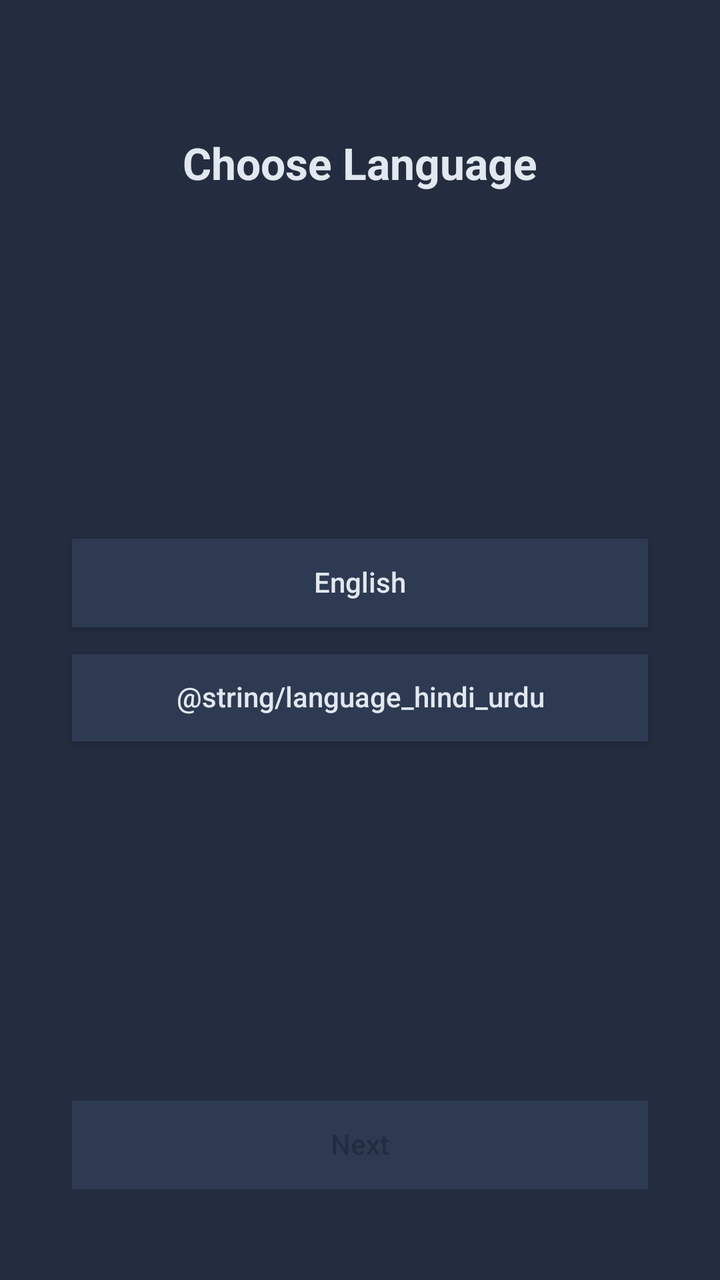
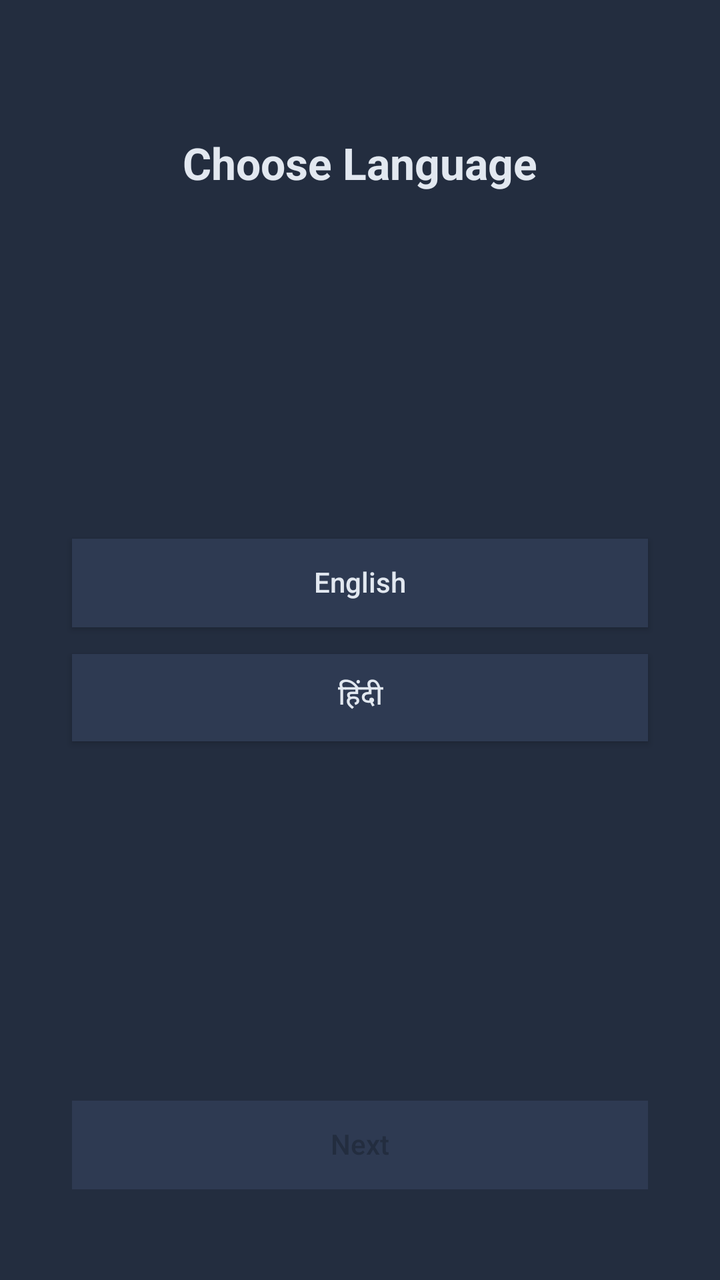

Before-and-after screenshots of an Android layout around one commit, followed by the original layout XML and the change that was made.
<!-- AndroidManifest.xml: activity theme Theme.NihalHome -->
<!-- res/layout/activity_language_selection.xml -->
<?xml version="1.0" encoding="utf-8"?>
<androidx.constraintlayout.widget.ConstraintLayout
    xmlns:android="http://schemas.android.com/apk/res/android"
    xmlns:app="http://schemas.android.com/apk/res-auto"
    android:layout_width="match_parent"
    android:layout_height="match_parent"
    android:background="@color/onboarding_background">

    <androidx.constraintlayout.widget.Guideline
        android:id="@+id/guideTitleTop"
        android:layout_width="wrap_content"
        android:layout_height="wrap_content"
        android:orientation="horizontal"
        app:layout_constraintGuide_percent="0.109" />

    <androidx.constraintlayout.widget.Guideline
        android:id="@+id/guideTitleBottom"
        android:layout_width="wrap_content"
        android:layout_height="wrap_content"
        android:orientation="horizontal"
        app:layout_constraintGuide_percent="0.149" />

    <androidx.constraintlayout.widget.Guideline
        android:id="@+id/guideEnglishTop"
        android:layout_width="wrap_content"
        android:layout_height="wrap_content"
        android:orientation="horizontal"
        app:layout_constraintGuide_percent="0.421" />

    <androidx.constraintlayout.widget.Guideline
        android:id="@+id/guideEnglishBottom"
        android:layout_width="wrap_content"
        android:layout_height="wrap_content"
        android:orientation="horizontal"
        app:layout_constraintGuide_percent="0.490" />

    <androidx.constraintlayout.widget.Guideline
        android:id="@+id/guideHindiTop"
        android:layout_width="wrap_content"
        android:layout_height="wrap_content"
        android:orientation="horizontal"
        app:layout_constraintGuide_percent="0.511" />

    <androidx.constraintlayout.widget.Guideline
        android:id="@+id/guideHindiBottom"
        android:layout_width="wrap_content"
        android:layout_height="wrap_content"
        android:orientation="horizontal"
        app:layout_constraintGuide_percent="0.579" />

    <androidx.constraintlayout.widget.Guideline
        android:id="@+id/guideNextTop"
        android:layout_width="wrap_content"
        android:layout_height="wrap_content"
        android:orientation="horizontal"
        app:layout_constraintGuide_percent="0.860" />

    <androidx.constraintlayout.widget.Guideline
        android:id="@+id/guideNextBottom"
        android:layout_width="wrap_content"
        android:layout_height="wrap_content"
        android:orientation="horizontal"
        app:layout_constraintGuide_percent="0.929" />

    <androidx.constraintlayout.widget.Guideline
        android:id="@+id/guideLeft"
        android:layout_width="wrap_content"
        android:layout_height="wrap_content"
        android:orientation="vertical"
        app:layout_constraintGuide_percent="0.10" />

    <androidx.constraintlayout.widget.Guideline
        android:id="@+id/guideRight"
        android:layout_width="wrap_content"
        android:layout_height="wrap_content"
        android:orientation="vertical"
        app:layout_constraintGuide_percent="0.90" />

    <androidx.appcompat.widget.AppCompatTextView
        android:id="@+id/textChooseLanguage"
        android:layout_width="0dp"
        android:layout_height="0dp"
        android:text="@string/choose_language_title"
        android:textColor="@color/onboarding_heading"
        android:textStyle="bold"
        android:gravity="center"
        android:maxLines="1"
        android:includeFontPadding="false"
        android:ellipsize="none"
        app:autoSizeTextType="uniform"
        app:autoSizeMinTextSize="1sp"
        app:autoSizeMaxTextSize="200sp"
        app:autoSizeStepGranularity="1sp"
        app:layout_constraintStart_toStartOf="@id/guideLeft"
        app:layout_constraintEnd_toEndOf="@id/guideRight"
        app:layout_constraintTop_toTopOf="@id/guideTitleTop"
        app:layout_constraintBottom_toBottomOf="@id/guideTitleBottom" />

    <Button
        android:id="@+id/buttonEnglish"
        android:layout_width="0dp"
        android:layout_height="0dp"
        android:minWidth="0dp"
        android:minHeight="0dp"
        android:paddingVertical="0dp"
        android:background="@color/onboarding_button_unselected"
        android:text="@string/language_english"
        android:textColor="@color/onboarding_heading"
        android:textAllCaps="false"
        android:gravity="center"
        android:maxLines="1"
        android:includeFontPadding="false"
        android:elevation="0dp"
        app:layout_constraintStart_toStartOf="@id/guideLeft"
        app:layout_constraintEnd_toEndOf="@id/guideRight"
        app:layout_constraintTop_toTopOf="@id/guideEnglishTop"
        app:layout_constraintBottom_toBottomOf="@id/guideEnglishBottom" />

    <Button
        android:id="@+id/buttonHindiUrdu"
        android:layout_width="0dp"
        android:layout_height="0dp"
        android:minWidth="0dp"
        android:minHeight="0dp"
        android:paddingVertical="0dp"
        android:background="@color/onboarding_button_unselected"
        android:text="@string/language_hindi_urdu"
        android:textColor="@color/onboarding_heading"
        android:textAllCaps="false"
        android:gravity="center"
        android:maxLines="1"
        android:includeFontPadding="false"
        android:elevation="0dp"
        app:layout_constraintStart_toStartOf="@id/guideLeft"
        app:layout_constraintEnd_toEndOf="@id/guideRight"
        app:layout_constraintTop_toTopOf="@id/guideHindiTop"
        app:layout_constraintBottom_toBottomOf="@id/guideHindiBottom" />

    <Button
        android:id="@+id/buttonNext"
        android:layout_width="0dp"
        android:layout_height="0dp"
        android:minWidth="0dp"
        android:minHeight="0dp"
        android:paddingVertical="0dp"
        android:background="@color/onboarding_button_unselected"
        android:enabled="false"
        android:text="@string/action_next"
        android:textColor="@color/onboarding_button_text"
        android:textAllCaps="false"
        android:gravity="center"
        android:maxLines="1"
        android:includeFontPadding="false"
        android:elevation="0dp"
        app:layout_constraintStart_toStartOf="@id/guideLeft"
        app:layout_constraintEnd_toEndOf="@id/guideRight"
        app:layout_constraintTop_toTopOf="@id/guideNextTop"
        app:layout_constraintBottom_toBottomOf="@id/guideNextBottom" />

</androidx.constraintlayout.widget.ConstraintLayout>
<!-- resources referenced by this layout -->
<resources>
  <color name="onboarding_background">#232D3F</color>
  <color name="onboarding_button_text">#232D3F</color>
  <color name="onboarding_button_unselected">#2E3A52</color>
  <color name="onboarding_heading">#E2E8F0</color>
  <string name="action_next">Next</string>
  <string name="choose_language_title">Choose Language</string>
  <string name="language_english">English</string>
  <style name="Theme.NihalHome" parent="android:Theme.Material.Light.NoActionBar">
          <item name="android:windowBackground">@android:color/white</item>
          <item name="android:statusBarColor">@android:color/white</item>
          <item name="android:navigationBarColor">@android:color/white</item>
          <item name="android:windowLightStatusBar">true</item>
      </style>
</resources>

<!-- the commit's change to res/layout/activity_language_selection.xml (unified diff, before → after) -->
@@ -117,14 +117,14 @@
         app:layout_constraintBottom_toBottomOf="@id/guideEnglishBottom" />
 
     <Button
-        android:id="@+id/buttonHindiUrdu"
+        android:id="@+id/buttonHindi"
         android:layout_width="0dp"
         android:layout_height="0dp"
         android:minWidth="0dp"
         android:minHeight="0dp"
         android:paddingVertical="0dp"
         android:background="@color/onboarding_button_unselected"
-        android:text="@string/language_hindi_urdu"
+        android:text="@string/language_hindi"
         android:textColor="@color/onboarding_heading"
         android:textAllCaps="false"
         android:gravity="center"
<!-- resource entries referenced after the edit -->
@@ -7,6 +7,7 @@
   <string name="action_next">Next</string>
   <string name="choose_language_title">Choose Language</string>
   <string name="language_english">English</string>
+  <string name="language_hindi">हिंदी</string>
   <style name="Theme.NihalHome" parent="android:Theme.Material.Light.NoActionBar">
           <item name="android:windowBackground">@android:color/white</item>
           <item name="android:statusBarColor">@android:color/white</item>
